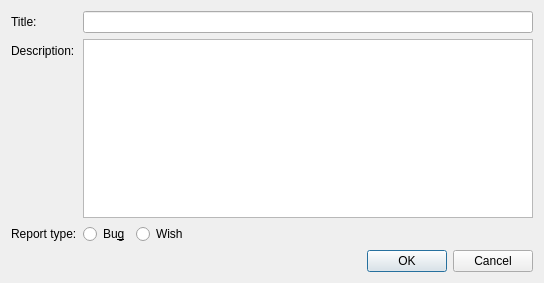
Before: the Qt Designer form forms/dlg_report_bug.ui in OpenCobolIDE/OpenCobolIDE, drawn with Qt 5.
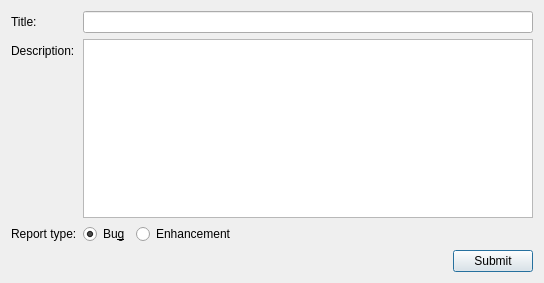
After: the same form once the commit is applied.

Commit message:
Imple DlgReportBug
(not finished yet, I still have to test it on the real repo and add a way to open the submitted bug report in the browser)

Diff of the .ui file:
```diff
--- a/forms/dlg_report_bug.ui
+++ b/forms/dlg_report_bug.ui
@@ -56,12 +56,15 @@
          <property name="text">
           <string>Bu&amp;g</string>
          </property>
+         <property name="checked">
+          <bool>true</bool>
+         </property>
         </widget>
        </item>
        <item>
         <widget class="QRadioButton" name="radioButton">
          <property name="text">
-          <string>Wish</string>
+          <string>Enhancement</string>
          </property>
         </widget>
        </item>
@@ -83,14 +86,31 @@
     </layout>
    </item>
    <item>
-    <widget class="QDialogButtonBox" name="buttonBox">
-     <property name="orientation">
-      <enum>Qt::Horizontal</enum>
+    <layout class="QHBoxLayout" name="horizontalLayout">
+     <property name="topMargin">
+      <number>0</number>
      </property>
-     <property name="standardButtons">
-      <set>QDialogButtonBox::Cancel|QDialogButtonBox::Ok</set>
-     </property>
-    </widget>
+     <item>
+      <spacer name="horizontalSpacer_2">
+       <property name="orientation">
+        <enum>Qt::Horizontal</enum>
+       </property>
+       <property name="sizeHint" stdset="0">
+        <size>
+         <width>40</width>
+         <height>20</height>
+        </size>
+       </property>
+      </spacer>
+     </item>
+     <item>
+      <widget class="QPushButton" name="pushButtonSubmit">
+       <property name="text">
+        <string>Submit</string>
+       </property>
+      </widget>
+     </item>
+    </layout>
    </item>
   </layout>
  </widget>
```
Left out of the diff: 45 changed lines with no effect on the pictures. The commit also changes 4 other files.
